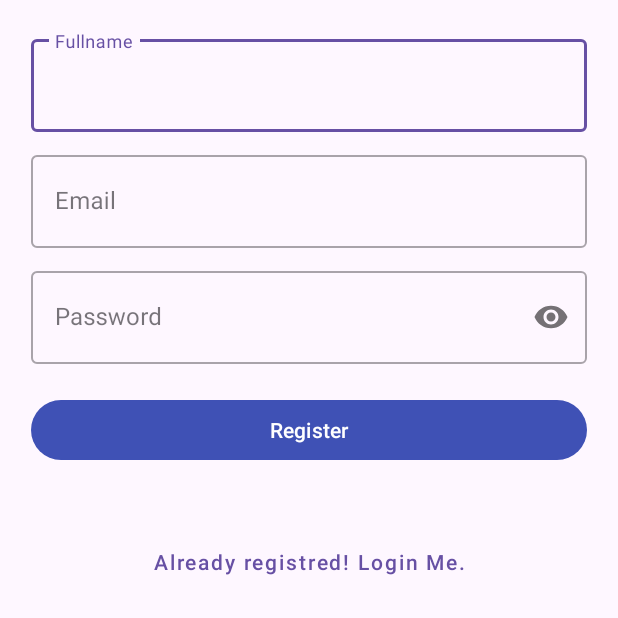
After one commit to rkshani/Firebase, an Android app: the SignupScreen screen opened directly, with no data from a screen before it, on a phone screen of 412 x 824 dp, the top half of it. The commit adds this screen. Run offline under Robolectric (Android 15) with nearby library versions, the phone set to English and light mode, and no system bars; our stand-ins replace sdp/ssp sizes.

Commit message:
for demo purposes checking commit and pull

```diff
--- a/app/build.gradle.kts
+++ b/app/build.gradle.kts
@@ -43,6 +43,7 @@ dependencies {
     implementation("com.google.android.material:material:1.11.0")
     implementation("androidx.constraintlayout:constraintlayout:2.1.4")
     implementation("com.google.firebase:firebase-auth:22.3.1")
+    implementation ("com.intuit.sdp:sdp-android:1.1.0")
     testImplementation("junit:junit:4.13.2")
     androidTestImplementation("androidx.test.ext:junit:1.1.5")
     androidTestImplementation("androidx.test.espresso:espresso-core:3.5.1")
--- a/app/src/main/AndroidManifest.xml
+++ b/app/src/main/AndroidManifest.xml
@@ -13,6 +13,12 @@
         android:theme="@style/Theme.Firebase"
         tools:targetApi="31">
         <activity
+            android:name=".Auth.SignupScreen"
+            android:exported="false" />
+        <activity
+            android:name=".Auth.LoginScreen"
+            android:exported="false" />
+        <activity
             android:name=".MainActivity"
             android:exported="true">
             <intent-filter>
--- /dev/null
+++ b/app/src/main/java/com/example/firebase/Auth/SignupScreen.kt
@@ -0,0 +1,12 @@
+package com.example.firebase.Auth
+
+import androidx.appcompat.app.AppCompatActivity
+import android.os.Bundle
+import com.example.firebase.R
+
+class SignupScreen : AppCompatActivity() {
+    override fun onCreate(savedInstanceState: Bundle?) {
+        super.onCreate(savedInstanceState)
+        setContentView(R.layout.activity_signup_screen)
+    }
+}
--- /dev/null
+++ b/app/src/main/res/layout/activity_signup_screen.xml
@@ -0,0 +1,95 @@
+<?xml version="1.0" encoding="utf-8"?>
+<androidx.constraintlayout.widget.ConstraintLayout xmlns:android="http://schemas.android.com/apk/res/android"
+    xmlns:app="http://schemas.android.com/apk/res-auto"
+    xmlns:tools="http://schemas.android.com/tools"
+    android:layout_width="match_parent"
+    android:layout_height="match_parent"
+    android:padding="@dimen/_16sdp"
+    android:layout_gravity="center"
+    tools:context=".Auth.SignupScreen">
+
+
+
+        <com.google.android.material.textfield.TextInputLayout
+            style="@style/Widget.MaterialComponents.TextInputLayout.OutlinedBox"
+            android:id="@+id/edit_name"
+            android:layout_width="match_parent"
+            android:layout_height="wrap_content"
+            app:layout_constraintTop_toTopOf="parent"
+            app:layout_constraintStart_toStartOf="parent"
+            app:layout_constraintEnd_toEndOf="parent">
+
+            <com.google.android.material.textfield.TextInputEditText
+                android:layout_width="match_parent"
+                android:layout_height="wrap_content"
+                android:hint="@string/hint_name"
+                android:inputType="textPersonName"
+                android:padding="20dp"/>
+
+        </com.google.android.material.textfield.TextInputLayout>
+
+        <com.google.android.material.textfield.TextInputLayout
+            style="@style/Widget.MaterialComponents.TextInputLayout.OutlinedBox"
+            android:id="@+id/edit_email"
+            android:layout_width="match_parent"
+            android:layout_height="wrap_content"
+            android:layout_marginTop="10dp"
+            app:layout_constraintTop_toBottomOf="@id/edit_name"
+            app:layout_constraintStart_toStartOf="parent"
+            app:layout_constraintEnd_toEndOf="parent">
+
+            <com.google.android.material.textfield.TextInputEditText
+                android:layout_width="match_parent"
+                android:layout_height="wrap_content"
+                android:hint="@string/hint_email"
+                android:inputType="textEmailAddress"
+                android:padding="20dp"/>
+
+        </com.google.android.material.textfield.TextInputLayout>
+
+        <com.google.android.material.textfield.TextInputLayout
+            style="@style/Widget.MaterialComponents.TextInputLayout.OutlinedBox"
+            android:id="@+id/edit_password"
+            android:layout_width="match_parent"
+            android:layout_height="wrap_content"
+            android:layout_marginTop="10dp"
+            app:passwordToggleEnabled="true"
+            app:layout_constraintTop_toBottomOf="@id/edit_email"
+            app:layout_constraintStart_toStartOf="parent"
+            app:layout_constraintEnd_toEndOf="parent">
+
+            <com.google.android.material.textfield.TextInputEditText
+                android:layout_width="match_parent"
+                android:layout_height="wrap_content"
+                android:hint="@string/hint_password"
+                android:inputType="textPassword"
+                android:padding="20dp"/>
+
+        </com.google.android.material.textfield.TextInputLayout>
+
+        <com.google.android.material.button.MaterialButton
+            android:layout_width="match_parent"
+            android:layout_height="wrap_content"
+            android:text="@string/register"
+            android:layout_marginTop="20dp"
+            app:backgroundTint="@color/colorPrimary"
+            android:textColor="@color/white"
+            android:id="@+id/button_register"
+            app:layout_constraintTop_toBottomOf="@id/edit_password"
+            app:layout_constraintStart_toStartOf="parent"
+            app:layout_constraintEnd_toEndOf="parent"/>
+
+        <com.google.android.material.button.MaterialButton
+            style="@style/Widget.MaterialComponents.Button.TextButton"
+            android:id="@+id/button_login"
+            android:layout_width="wrap_content"
+            android:layout_height="wrap_content"
+            android:layout_marginTop="40dip"
+            android:text="@string/btn_link_to_login"
+            android:textAllCaps="false"
+            app:layout_constraintTop_toBottomOf="@id/button_register"
+            app:layout_constraintStart_toStartOf="parent"
+            app:layout_constraintEnd_toEndOf="parent"/>
+
+
+</androidx.constraintlayout.widget.ConstraintLayout>
--- a/app/src/main/res/values/colors.xml
+++ b/app/src/main/res/values/colors.xml
@@ -2,4 +2,7 @@
 <resources>
     <color name="black">#FF000000</color>
     <color name="white">#FFFFFFFF</color>
+    <color name="colorPrimary">#3F51B5</color>
+    <color name="colorPrimaryDark">#303F9F</color>
+    <color name="colorAccent">#FF4081</color>
 </resources>
--- a/app/src/main/res/values/strings.xml
+++ b/app/src/main/res/values/strings.xml
@@ -1,3 +1,18 @@
 <resources>
     <string name="app_name">Firebase</string>
+
+    <string name="hint_email">Email</string>
+    <string name="hint_password">Password</string>
+    <string name="hint_name">Fullname</string>
+    <string name="login">Login</string>
+    <string name="register">Register</string>
+    <string name="btn_link_to_register">Not a member? Sign up now.</string>
+    <string name="btn_link_to_login">Already registred! Login Me.</string>
+    <string name="welcome">Welcome</string>
+    <string name="logout">logout</string>
+    <string name="change_password">Change Password</string>
+    <string name="old_password">Old Password</string>
+    <string name="new_password">New Password</string>
+    <string name="forgot_password">Forgot Password</string>
+    <string name="go_to_register">Go to Register</string>
 </resources>
```
Also changed, not shown: app/src/main/java/com/example/firebase/Auth/LoginScreen.kt (added, +12 -0 lines), app/src/main/res/layout/activity_login_screen.xml (added, +89 -0 lines).
